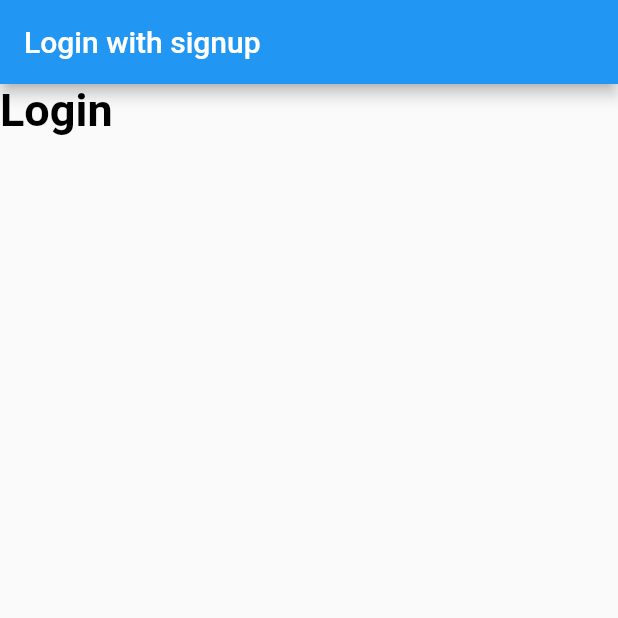
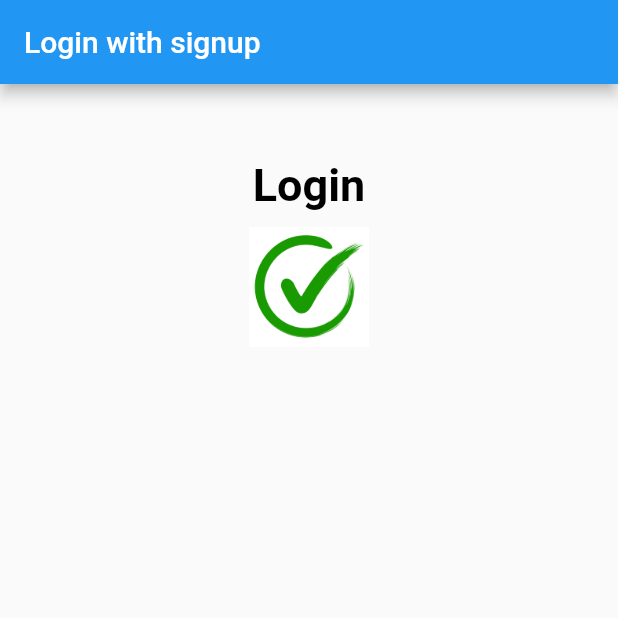
Before and after one commit to bibek-in-github/flutter-loginForm, a Flutter app: the screen it shows after launch, on a phone screen of 412 x 824 dp, the top half of it. Run offline on Flutter 3.47's test engine with Material 2 defaults, Android fonts, the phone set to English and light mode, and no system bars.

Commit message:
added image

```diff
--- a/lib/Screens/loginform.dart
+++ b/lib/Screens/loginform.dart
@@ -12,9 +12,11 @@ class LoginForm extends StatelessWidget {
       body: SingleChildScrollView(
         scrollDirection: Axis.vertical,
         child: Container(
+          child: Center(
             child: Column(
               mainAxisAlignment: MainAxisAlignment.center,
               children: [
+                SizedBox(height: 50.0),
                 Text(
                   'Login',
                   style: TextStyle(
@@ -23,7 +25,15 @@ class LoginForm extends StatelessWidget {
                     fontSize: 30.0,
                   ),
                 ),
+                SizedBox(height: 10.0),
+                Image.asset(
+                  'assests/images/logo.jpg',
+                  height: 80.0,
+                  width: 80.0,
+                ),
+                 SizedBox(height: 10.0),
               ],
+            ),
           ),
         ),
       ),
--- a/pubspec.yaml
+++ b/pubspec.yaml
@@ -59,8 +59,8 @@ flutter:
   uses-material-design: true
 
   # To add assets to your application, add an assets section, like this:
-  # assets:
-  #   - images/a_dot_burr.jpeg
+  assets:
+    - assests/images/
   #   - images/a_dot_ham.jpeg
 
   # An image asset can refer to one or more resolution-specific "variants", see
```
Also changed, not shown: assests/images/logo.jpg (added). Lines whose indentation alone changed are shown as unchanged.
